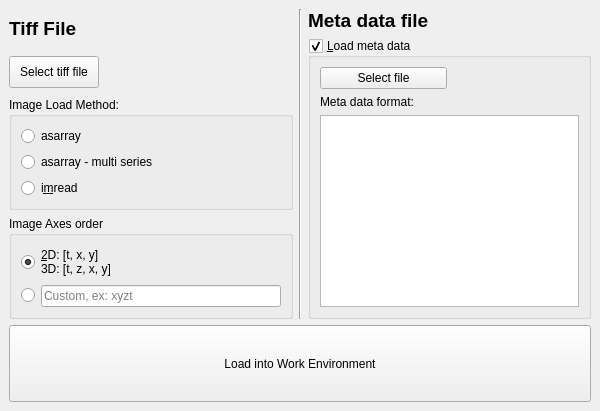
Old version of the form mesmerize/viewer/modules/ui_files/tiff_io_pytemplate.ui in the repository kushalkolar/MESmerize.
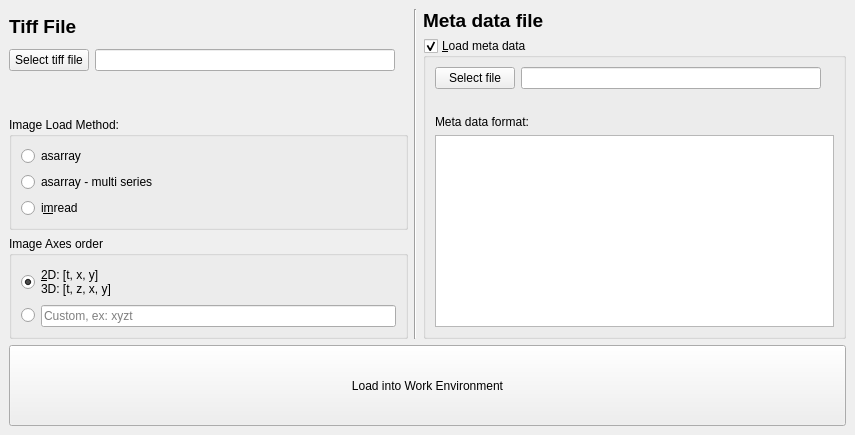
New version of the form.

Commit message: use lineedit for tiff loader so the window doesn't become very long

```diff
--- a/mesmerize/viewer/modules/ui_files/tiff_io_pytemplate.ui
+++ b/mesmerize/viewer/modules/ui_files/tiff_io_pytemplate.ui
@@ -6,10 +6,16 @@
    <rect>
     <x>0</x>
     <y>0</y>
-    <width>600</width>
-    <height>411</height>
+    <width>855</width>
+    <height>435</height>
    </rect>
   </property>
+  <property name="maximumSize">
+   <size>
+    <width>524287</width>
+    <height>524287</height>
+   </size>
+  </property>
   <property name="floating">
    <bool>true</bool>
   </property>
@@ -17,6 +23,12 @@
    <string>Tiff file &amp;I/O</string>
   </property>
   <widget class="QWidget" name="dockWidgetContents">
+   <property name="maximumSize">
+    <size>
+     <width>16777215</width>
+     <height>16777215</height>
+    </size>
+   </property>
    <layout class="QVBoxLayout" name="verticalLayout_6">
     <item>
      <layout class="QHBoxLayout" name="horizontalLayout_4">
@@ -52,17 +64,49 @@
            </widget>
           </item>
           <item>
-           <widget class="QLabel" name="labelFileTiff">
-            <property name="text">
-             <string/>
+           <widget class="QLineEdit" name="lineEditTiffFile">
+            <property name="sizePolicy">
+             <sizepolicy hsizetype="Expanding" vsizetype="Fixed">
+              <horstretch>0</horstretch>
+              <verstretch>0</verstretch>
+             </sizepolicy>
             </property>
-            <property name="textInteractionFlags">
-             <set>Qt::LinksAccessibleByMouse|Qt::TextSelectableByKeyboard|Qt::TextSelectableByMouse</set>
+            <property name="minimumSize">
+             <size>
+              <width>300</width>
+              <height>0</height>
+             </size>
+            </property>
+            <property name="maximumSize">
+             <size>
+              <width>400</width>
+              <height>16777215</height>
+             </size>
             </property>
            </widget>
           </item>
+          <item>
+           <spacer name="horizontalSpacer">
+            <property name="orientation">
+             <enum>Qt::Horizontal</enum>
+            </property>
+            <property name="sizeHint" stdset="0">
+             <size>
+              <width>40</width>
+              <height>20</height>
+             </size>
+            </property>
+           </spacer>
+          </item>
          </layout>
         </item>
+        <item>
+         <widget class="QLabel" name="labelTiffFile">
+          <property name="text">
+           <string/>
+          </property>
+         </widget>
+        </item>
         <item>
          <widget class="QGroupBox" name="groupBox">
           <property name="toolTip">
@@ -206,17 +250,43 @@
               </widget>
              </item>
              <item>
-              <widget class="QLabel" name="labelFileMeta">
-               <property name="text">
-                <string/>
+              <widget class="QLineEdit" name="lineEditMetaDataFile">
+               <property name="minimumSize">
+                <size>
+                 <width>300</width>
+                 <height>0</height>
+                </size>
                </property>
-               <property name="textInteractionFlags">
-                <set>Qt::LinksAccessibleByMouse|Qt::TextSelectableByKeyboard|Qt::TextSelectableByMouse</set>
+               <property name="maximumSize">
+                <size>
+                 <width>400</width>
+                 <height>16777215</height>
+                </size>
                </property>
               </widget>
              </item>
+             <item>
+              <spacer name="horizontalSpacer_2">
+               <property name="orientation">
+                <enum>Qt::Horizontal</enum>
+               </property>
+               <property name="sizeHint" stdset="0">
+                <size>
+                 <width>40</width>
+                 <height>20</height>
+                </size>
+               </property>
+              </spacer>
+             </item>
             </layout>
            </item>
+           <item>
+            <widget class="QLabel" name="labelMetaDataFile">
+             <property name="text">
+              <string/>
+             </property>
+            </widget>
+           </item>
            <item>
             <widget class="QLabel" name="label_3">
              <property name="text">
```
Left out of the diff: 4 changed lines with no effect on the pictures. The commit also changes 2 other files.
